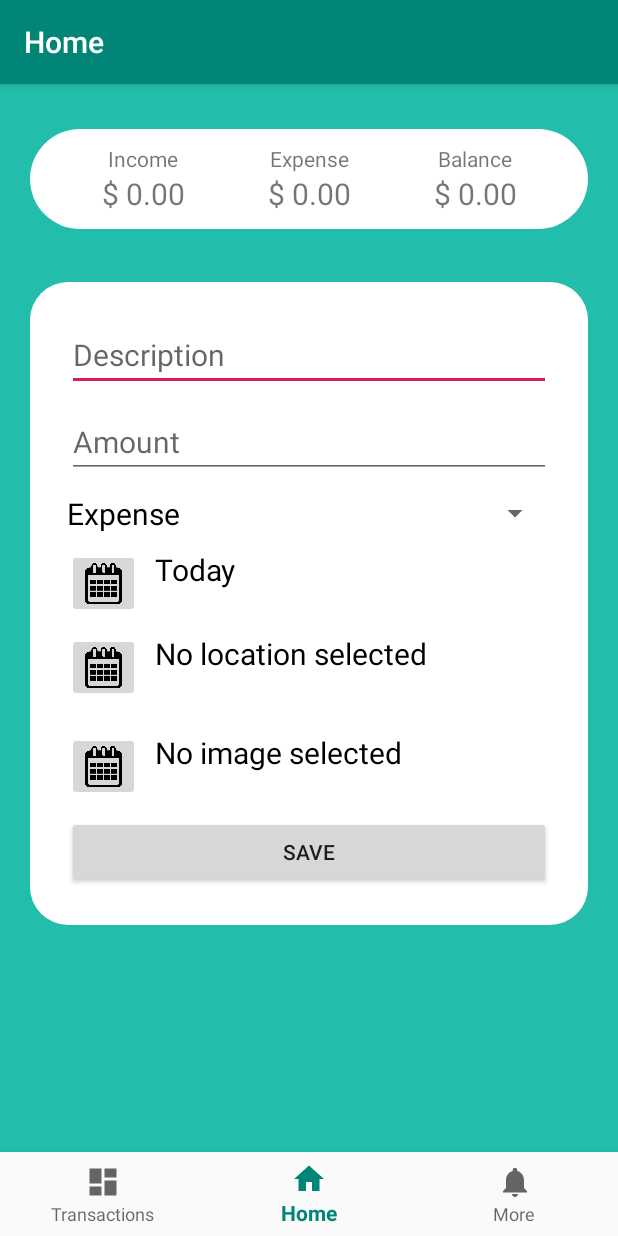
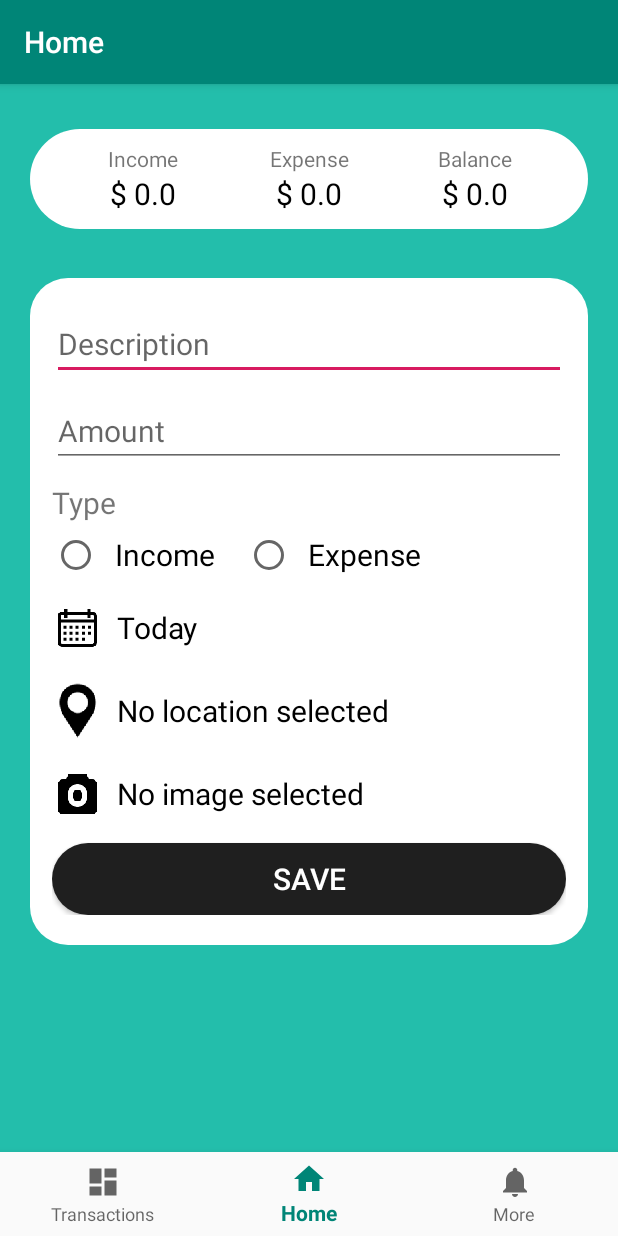
Before and after one commit to sarabjeet1313/Money-Tracker, an Android app: the screen it shows after launch (MainActivity), on a phone screen of 412 x 824 dp. Run offline under Robolectric (Android 15) with nearby library versions, the phone set to English and light mode, and no system bars; our stand-ins replace navigation-ui.

Commit message:
Modified the UI for Home and Transaction Edit Fragment

```diff
--- a/MoneyTracker/app/build.gradle
+++ b/MoneyTracker/app/build.gradle
@@ -41,4 +41,5 @@ dependencies {
     testImplementation 'junit:junit:4.12'
     androidTestImplementation 'androidx.test.ext:junit:1.1.1'
     androidTestImplementation 'androidx.test.espresso:espresso-core:3.1.1'
+    implementation 'com.google.android.gms:play-services-location:17.0.0'
 }
--- a/MoneyTracker/app/src/main/AndroidManifest.xml
+++ b/MoneyTracker/app/src/main/AndroidManifest.xml
@@ -1,6 +1,10 @@
 <?xml version="1.0" encoding="utf-8"?>
 <manifest xmlns:android="http://schemas.android.com/apk/res/android"
     package="mobile.computing.group5.moneytracker">
+
+    <uses-permission android:name="android.permission.ACCESS_COARSE_LOCATION" />
+    <uses-permission android:name="android.permission.ACCESS_FINE_LOCATION" />
+    <uses-permission android:name="android.permission.ACCESS_FINE_LOCATION" />
 
     <application
         android:allowBackup="true"
--- a/MoneyTracker/app/src/main/java/mobile/computing/group5/moneytracker/fragments/home/HomeFragment.kt
+++ b/MoneyTracker/app/src/main/java/mobile/computing/group5/moneytracker/fragments/home/HomeFragment.kt
@@ -1,23 +1,24 @@
 package mobile.computing.group5.moneytracker.fragments.home
 
 import android.app.DatePickerDialog
+import android.graphics.Color
 import android.os.Bundle
+import android.util.Log
 import android.view.LayoutInflater
 import android.view.View
 import android.view.ViewGroup
-import android.widget.ArrayAdapter
-import android.widget.Spinner
 import android.widget.Toast
 import androidx.fragment.app.Fragment
+import com.google.android.gms.location.*
 import kotlinx.android.synthetic.main.fragment_home.*
 import mobile.computing.group5.moneytracker.R
+import mobile.computing.group5.moneytracker.model.*
 import java.text.SimpleDateFormat
 import java.util.*
 
-
 class HomeFragment : Fragment() {
 
-    private lateinit var homeViewModel: HomeViewModel
+    var type = ""
 
     override fun onCreateView(
         inflater: LayoutInflater,
@@ -30,11 +31,9 @@ class HomeFragment : Fragment() {
     override fun onViewCreated(view: View, savedInstanceState: Bundle?) {
         super.onViewCreated(view, savedInstanceState)
 
-        val adapter = context?.let { ArrayAdapter.createFromResource(it, R.array.type_arrays_type_home, R.layout.dropdown_item) }
-        adapter?.setDropDownViewResource(R.layout.dropdown_item)
-        dropdown_type.adapter = adapter
+        onLoad()
 
-        val MONTHS = arrayOf(
+        val listOfMonths = arrayOf(
             "January",
             "February",
             "March",
@@ -58,8 +57,8 @@ class HomeFragment : Fragment() {
             val dpd = context?.let { it1 ->
                 DatePickerDialog(
                     it1,
-                    DatePickerDialog.OnDateSetListener { view, year, monthOfYear, dayOfMonth ->
-                        val date = MONTHS[monthOfYear] + " " + dayOfMonth + ", " + year
+                    DatePickerDialog.OnDateSetListener { _, year, monthOfYear, dayOfMonth ->
+                        val date = listOfMonths[monthOfYear] + " " + dayOfMonth + ", " + year
                         dateText.text = date
                     },
                     year,
@@ -67,8 +66,21 @@ class HomeFragment : Fragment() {
                     day
                 )
             }
-            if (dpd != null) {
-                dpd.show()
+            dpd?.show()
+        }
+
+        radioGroup.setOnCheckedChangeListener { group, checkedId ->
+
+            type = when {
+                    R.id.radioIncome == checkedId -> {
+                        "Income"
+                    }
+                    R.id.radioExpense == checkedId -> {
+                        "Expense"
+                    }
+                    else -> {
+                        ""
+                    }
             }
         }
 
@@ -77,22 +89,67 @@ class HomeFragment : Fragment() {
             val description = input_description.text.toString()
             val amount = input_amount.text.toString()
             var date = dateText.text.toString()
-            val type = dropdown_type.selectedItem.toString()
+
 
             if(description == "" || amount == ""){
                 Toast.makeText(context, "Please enter the fields", Toast.LENGTH_SHORT).show()
+            }else if(type == ""){
+                Toast.makeText(context, "Please select the type", Toast.LENGTH_SHORT).show()
             }else{
 
-                // Store to database
-
                 if(date == "Today"){
-                    var sdf = SimpleDateFormat("MMMM dd, yyyy")
+                    val sdf = SimpleDateFormat("MMMM dd, yyyy")
                     date = sdf.format(Date())
                 }
+
+                val db = DatabaseHelper(activity?.applicationContext!!, null)
+
+                db.insertData(money(description, amount.toFloat(), date, type))
+
+                onLoad()
 
                 Toast.makeText(context, "Saved!!", Toast.LENGTH_SHORT).show()
             }
 
         }
+
+        button_location.setOnClickListener {
+        }
+
+    }
+
+    private fun onLoad() {
+        val db = DatabaseHelper(activity?.applicationContext!!, null)
+        var income = 0.0
+        var expense = 0.0
+
+        val data = db.readData()
+
+        for(i in 0 until data.size){
+            Log.i("message", data[i].type)
+            if(data[i].type == "Income"){
+                income += data[i].amount
+            }else{
+                expense += data[i].amount
+            }
+        }
+
+        AmountIncome.text = "$ " + String.format("%.2f", (income)).toDouble().toString()
+        AmountExpense.text = "$ " + String.format("%.2f", expense).toDouble().toString()
+        AmountBalance.text = "$ " + String.format("%.2f", (income-expense)).toDouble().toString()
+
+        val balance = AmountBalance.text.toString().split(" ").toTypedArray()
+
+        when {
+             balance[1].toFloat() < 0.0 -> {
+                AmountBalance.setTextColor(Color.parseColor("#ff0000"))
+            }
+            balance[1].toFloat() > 0.0 -> {
+                AmountBalance.setTextColor(Color.parseColor("#46A049"))
+            }
+            else -> {
+                AmountBalance.setTextColor(Color.parseColor("#000000"))
+            }
+        }
     }
 }
--- /dev/null
+++ b/MoneyTracker/app/src/main/java/mobile/computing/group5/moneytracker/model/DatabaseHelper.kt
@@ -0,0 +1,91 @@
+package mobile.computing.group5.moneytracker.model
+
+import android.content.ContentValues
+import android.content.Context
+import android.database.sqlite.SQLiteDatabase
+import android.database.sqlite.SQLiteOpenHelper
+import android.util.Log
+
+class DatabaseHelper(context: Context, factory: SQLiteDatabase.CursorFactory?): SQLiteOpenHelper(context,
+    DATABASE_NAME,null, 1){
+
+    companion object {
+
+        val DATABASE_NAME = "moneytracker"
+        val TABLE_NAME = "money_table"
+        val COL_Trans_ID = "Trans_ID"
+        val COL_DESC = "Desc"
+        val COL_AMOUNT = "Amount"
+        val COL_DATE = "Date"
+        val COL_TYPE = "Type"
+    }
+
+    override fun onCreate(db: SQLiteDatabase?) {
+        val createTable = "CREATE TABLE " + TABLE_NAME + "(" +
+                COL_Trans_ID + " INTEGER PRIMARY KEY AUTOINCREMENT, " +
+                COL_DESC + " VARCHAR(256), " +
+                COL_AMOUNT + " DECIMAL(10,2), " +
+                COL_DATE + " DATE, " +
+                COL_TYPE + " VARCHAR(256));"
+        db?.execSQL(createTable)
+    }
+
+    override fun onUpgrade(db: SQLiteDatabase?, oldVersion: Int, newVersion: Int) {
+
+
+    }
+
+    fun insertData(money: money) : Boolean{
+        val db = this.writableDatabase
+        var cv = ContentValues()
+        cv.put(COL_DESC, money.desc)
+        cv.put(COL_AMOUNT, money.amount)
+        cv.put(COL_DATE, money.date)
+        cv.put(COL_TYPE, money.type)
+        var result = db.insert(TABLE_NAME,null, cv)
+        if(result == -1.toLong()){
+            Log.i("message", "failed")
+            return true
+        }else{
+            Log.i("message", "success")
+            return false
+        }
+    }
+
+    fun editData(money: money) : Boolean{
+        val db = this.writableDatabase
+        var cv = ContentValues()
+        cv.put(COL_DESC, money.desc)
+        cv.put(COL_AMOUNT, money.amount)
+        cv.put(COL_DATE, money.date)
+        cv.put(COL_TYPE, money.type)
+        var result = db.update(TABLE_NAME,cv, "$COL_Trans_ID=?", arrayOf(money.trans_id.toString()))
+        return result>0
+    }
+
+    fun deleteData(id : Int){
+        val db = this.writableDatabase
+        db.delete(TABLE_NAME, "$COL_Trans_ID=?", arrayOf(id.toString()))
+    }
+
+    fun readData() : MutableList<money> {
+        var list : MutableList<money> = ArrayList()
+        val db = this.readableDatabase
+        val query = "SELECT * FROM " + TABLE_NAME
+        val result = db.rawQuery(query, null )
+        if(result.moveToFirst()){
+            do{
+                var money = money()
+                money.trans_id= result.getString(result.getColumnIndex(COL_Trans_ID)).toInt()
+                money.desc= result.getString(result.getColumnIndex(COL_DESC))
+                money.amount= result.getString(result.getColumnIndex(COL_AMOUNT)).toFloat()
+                money.date= result.getString(result.getColumnIndex(COL_DATE))
+                money.type= result.getString(result.getColumnIndex(COL_TYPE))
+                list.add(money)
+            }while(result.moveToNext())
+        }
+        result.close()
+        db.close()
+        return list
+    }
+}
--- a/MoneyTracker/app/src/main/res/drawable-v24/add_area.xml
+++ b/MoneyTracker/app/src/main/res/drawable-v24/add_area.xml
@@ -4,15 +4,14 @@
 
     <corners android:radius="25dp" />
 
-
     <gradient android:startColor="#ffffff"
         android:endColor="#ffffff"/>
 
     <padding
-        android:left="25dp"
-        android:top="25dp"
-        android:right="25dp"
-        android:bottom="25dp" >
+        android:left="15dp"
+        android:bottom="20dp"
+        android:top="20dp"
+        android:right="15dp">
     </padding>
 
 </shape>
--- /dev/null
+++ b/MoneyTracker/app/src/main/res/drawable/save_button.xml
@@ -0,0 +1,9 @@
+<?xml version="1.0" encoding="utf-8"?>
+<shape xmlns:android="http://schemas.android.com/apk/res/android"
+    android:shape="rectangle">
+
+    <corners android:radius="25dp" />
+
+    <gradient android:startColor="#1f1f1f"
+        android:endColor="#1f1f1f"/>
+</shape>
--- a/MoneyTracker/app/src/main/res/layout/dropdown_item.xml
+++ /dev/null
@@ -1,7 +0,0 @@
-<?xml version="1.0" encoding="utf-8"?>
-<TextView xmlns:android="http://schemas.android.com/apk/res/android"
-    android:id="@+id/dropdown_item"
-    android:layout_width="fill_parent"
-    android:layout_height="wrap_content"
-    android:textColor="#000000"
-    android:textSize="20sp" />
--- a/MoneyTracker/app/src/main/res/layout/fragment_home.xml
+++ b/MoneyTracker/app/src/main/res/layout/fragment_home.xml
@@ -69,6 +69,7 @@
                 android:layout_weight="1"
                 android:gravity="center_horizontal"
                 android:text="$ 0.00"
+                android:textColor="#000000"
                 android:textAlignment="center"
                 android:textSize="20sp" />
 
@@ -79,6 +80,7 @@
                 android:layout_weight="1"
                 android:gravity="center_horizontal"
                 android:text="$ 0.00"
+                android:textColor="#000000"
                 android:textAlignment="center"
                 android:textSize="20sp" />
 
@@ -89,6 +91,7 @@
                 android:layout_weight="1"
                 android:gravity="center_horizontal"
                 android:text="$ 0.00"
+                android:textColor="#000000"
                 android:textAlignment="center"
                 android:textSize="20sp" />
 
@@ -125,14 +128,40 @@
             android:inputType="numberDecimal"
             android:textSize="20dp" />
 
-        <Spinner
-            android:id="@+id/dropdown_type"
+        <TextView
+            android:id="@+id/title"
+            android:layout_width="wrap_content"
+            android:layout_height="wrap_content"
+            android:text="Type"
+            android:layout_marginTop="10dp"
+            android:textSize="20sp"/>
+
+        <RadioGroup
+            android:id="@+id/radioGroup"
+            android:layout_marginTop="5dp"
+            android:orientation="horizontal"
             android:layout_width="match_parent"
-            android:layout_height="wrap_content"
-            android:layout_marginTop="10dp"
-            android:entries="@array/type_arrays_type_home"
-            android:prompt="@string/title_prompt"
-            android:textSize="20dp" />
+            android:layout_height="wrap_content">
+
+            <RadioButton
+                android:id="@+id/radioIncome"
+                android:layout_width="wrap_content"
+                android:layout_height="wrap_content"
+                android:textSize="20sp"
+                android:paddingLeft="10dp"
+                android:text="Income"/>
+
+            <RadioButton
+                android:id="@+id/radioExpense"
+                android:layout_width="wrap_content"
+                android:layout_height="wrap_content"
+                android:textSize="20sp"
+                android:layout_marginLeft="20dp"
+                android:paddingLeft="10dp"
+                android:text="Expense"/>
+
+        </RadioGroup>
+
 
         <LinearLayout
             android:layout_width="match_parent"
@@ -142,17 +171,17 @@
 
             <ImageButton
                 android:id="@+id/button_calender"
-                android:layout_width="146dp"
-                android:layout_height="46dp"
+                android:layout_width="100dp"
+                android:layout_height="45dp"
                 android:layout_weight="2"
-                android:scaleType="centerCrop"
-                app:srcCompat="@mipmap/cal" />
+                app:srcCompat="@mipmap/calendar" />
 
             <TextView
                 android:id="@+id/dateText"
                 android:layout_width="match_parent"
                 android:layout_height="wrap_content"
                 android:layout_weight="1"
+                android:layout_gravity="center"
                 android:layout_marginLeft="10dp"
                 android:text="Today"
                 android:textColor="#000"
@@ -167,17 +196,17 @@
 
             <ImageButton
                 android:id="@+id/button_location"
-                android:layout_width="146dp"
-                android:layout_height="46dp"
+                android:layout_width="100dp"
+                android:layout_height="45dp"
                 android:layout_weight="2"
-                android:scaleType="centerCrop"
-                app:srcCompat="@mipmap/cal" />
+                app:srcCompat="@mipmap/location" />
 
             <TextView
                 android:id="@+id/locationText"
                 android:layout_width="match_parent"
                 android:layout_height="wrap_content"
                 android:layout_weight="1"
+                android:layout_gravity="center"
                 android:layout_marginLeft="10dp"
                 android:text="No location selected"
                 android:textColor="#000"
@@ -187,22 +216,22 @@
         <LinearLayout
             android:layout_width="match_parent"
             android:layout_height="wrap_content"
-            android:layout_marginTop="20dp"
+            android:layout_marginTop="10dp"
             android:orientation="horizontal">
 
             <ImageButton
                 android:id="@+id/button_image"
-                android:layout_width="146dp"
-                android:layout_height="46dp"
+                android:layout_width="100dp"
+                android:layout_height="45dp"
                 android:layout_weight="2"
-                android:scaleType="centerCrop"
-                app:srcCompat="@mipmap/cal" />
+                app:srcCompat="@mipmap/camera" />
 
             <TextView
                 android:id="@+id/imageText"
                 android:layout_width="match_parent"
                 android:layout_height="wrap_content"
                 android:layout_weight="1"
+                android:layout_gravity="center"
                 android:layout_marginLeft="10dp"
                 android:text="No image selected"
                 android:textColor="#000"
@@ -214,6 +243,9 @@
             android:id="@+id/button_save"
             android:layout_width="match_parent"
             android:layout_marginTop="10dp"
+            android:textSize="20dp"
+            android:background="@drawable/save_button"
+            android:textColor="#ffffff"
             android:layout_height="wrap_content"
             android:text="Save" />
 
```
Also changed, not shown: MoneyTracker/app/src/main/java/mobile/computing/group5/moneytracker/model/money.kt (added, +25 -0 lines), MoneyTracker/app/src/main/res/layout/fragment_transaction_edit.xml (+49 -20 lines), MoneyTracker/app/src/main/res/mipmap-hdpi/cal.png (deleted), MoneyTracker/app/src/main/res/mipmap-hdpi/calendar.png (added), MoneyTracker/app/src/main/res/mipmap-hdpi/camera.png (added), MoneyTracker/app/src/main/res/mipmap-hdpi/location.png (added).
